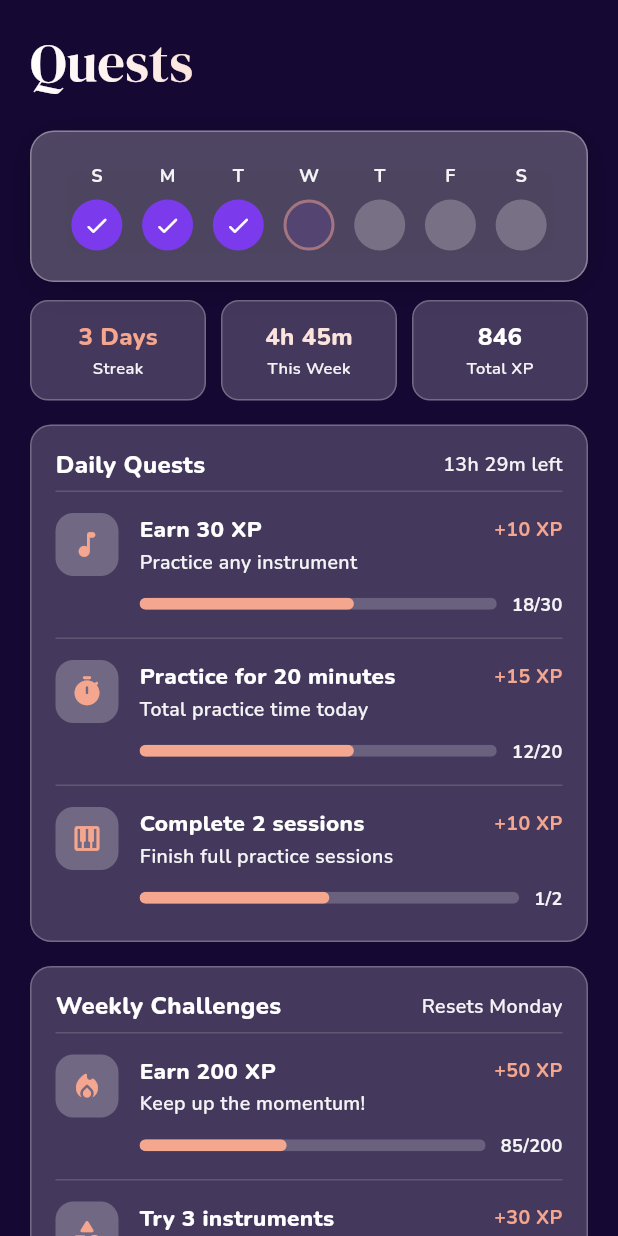
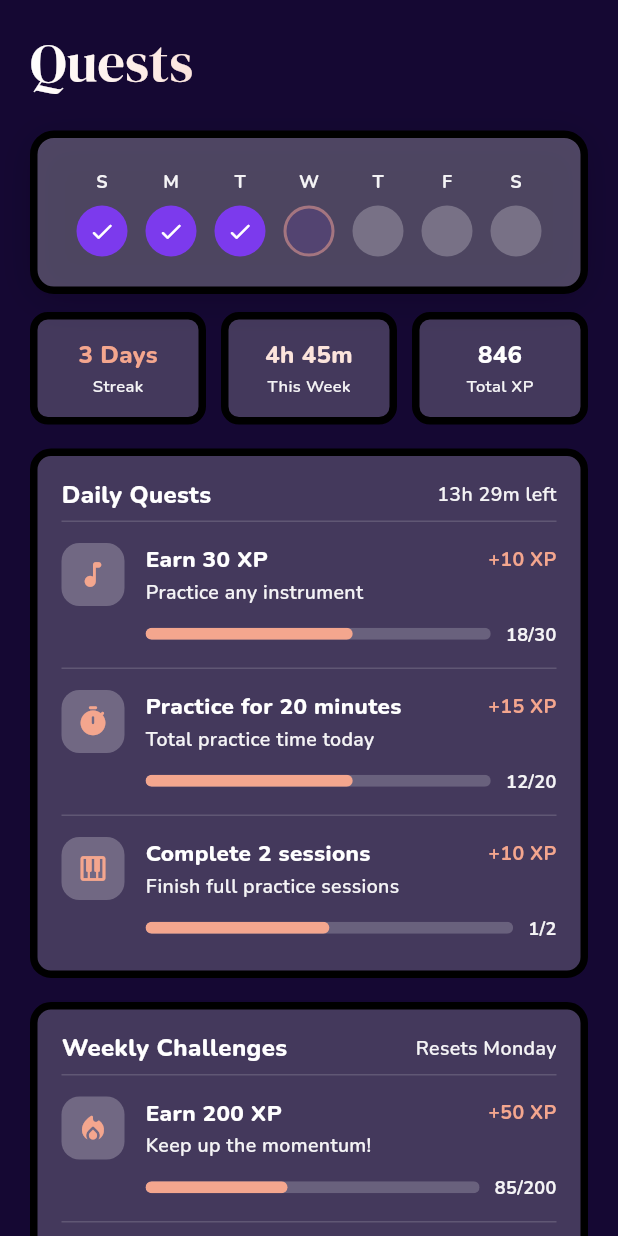
Before and after one commit to marlyocat/listzly, a Flutter app: the QuestsPage screen opened directly, on a phone screen of 412 x 824 dp. Run offline on Flutter 3.47's test engine with Material 3 defaults, Android fonts, the light colour scheme and no system bars; our stand-ins replace google_fonts, lottie; missing offline and left inert: turn_page_transition; project files that could hold a hidden picture were left out.

Commit message:
Add border for Quests

```diff
--- a/lib/pages/quests_page.dart
+++ b/lib/pages/quests_page.dart
@@ -181,7 +181,7 @@ class _QuestsPageState extends State<QuestsPage>
         decoration: BoxDecoration(
           color: heroCardBg,
           borderRadius: BorderRadius.circular(16),
-          border: Border.all(color: heroCardBorder),
+          border: Border.all(color: Colors.black, width: 5),
           boxShadow: [
             BoxShadow(
               color: Colors.black.withValues(alpha: 0.15),
@@ -270,7 +270,7 @@ class _QuestsPageState extends State<QuestsPage>
         decoration: BoxDecoration(
           color: darkCardBg,
           borderRadius: BorderRadius.circular(12),
-          border: Border.all(color: darkCardBorder),
+          border: Border.all(color: Colors.black, width: 5),
         ),
         child: Column(
           children: [
@@ -309,7 +309,7 @@ class _QuestsPageState extends State<QuestsPage>
         decoration: BoxDecoration(
           color: darkCardBg,
           borderRadius: BorderRadius.circular(14),
-          border: Border.all(color: darkCardBorder),
+          border: Border.all(color: Colors.black, width: 5),
         ),
         child: Column(
           children: [
```
